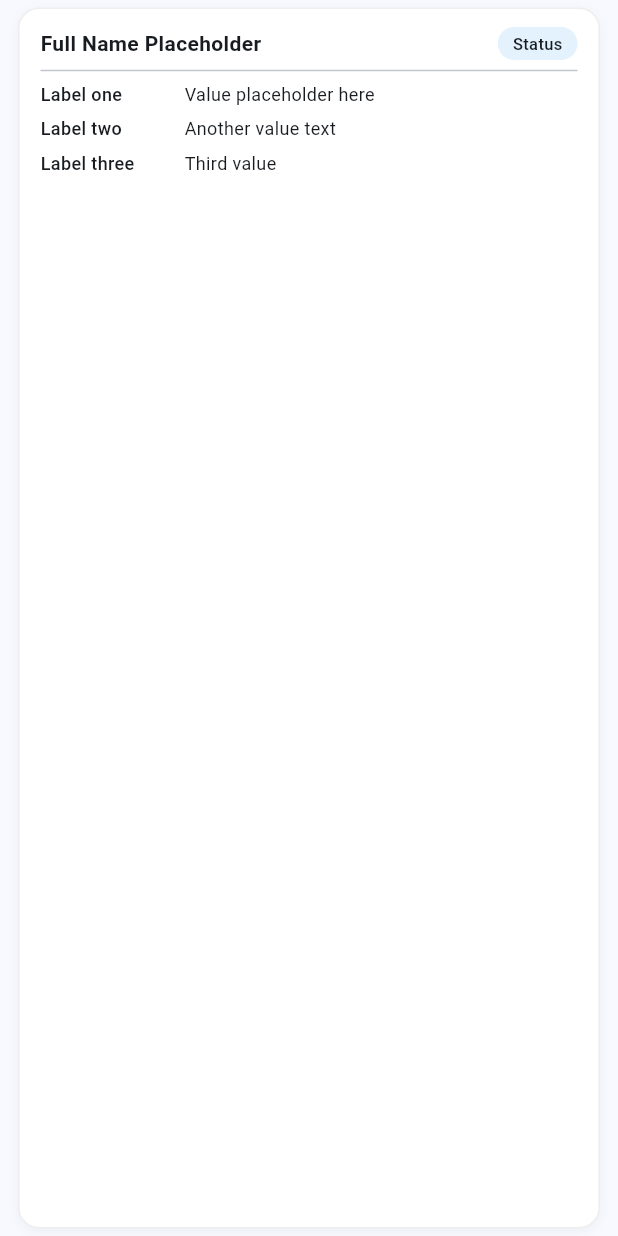
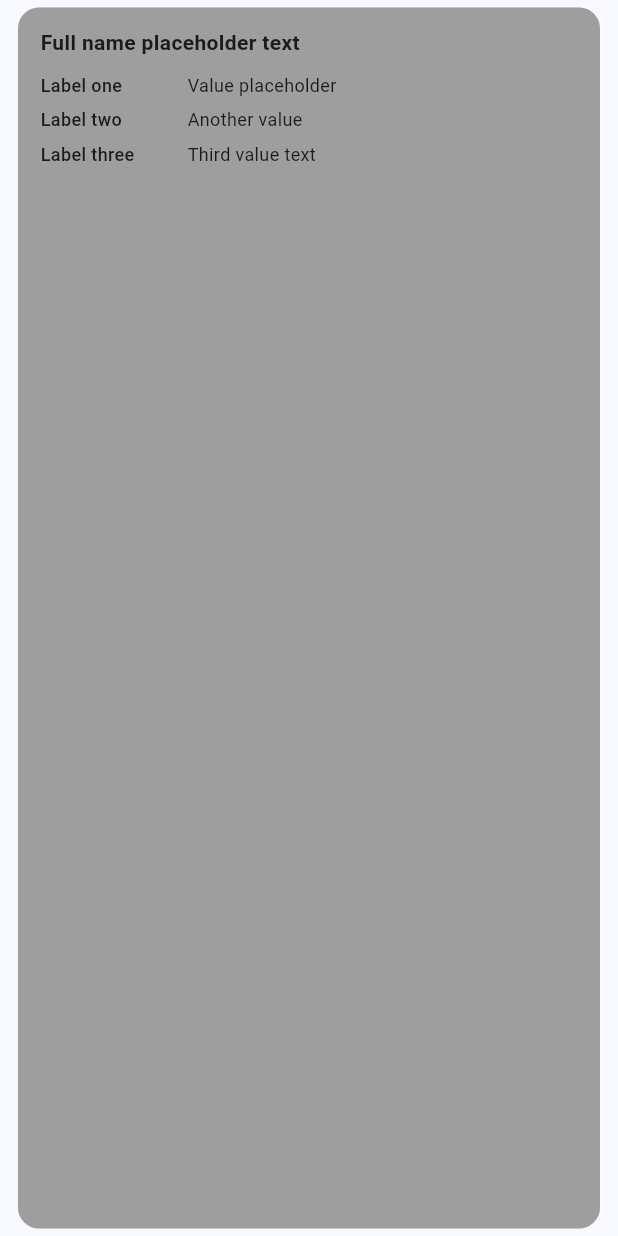
Before and after one commit to omar0141/om_data_grid, a Flutter app: the OmMobileSkeletonCard widget shown alone on an empty page, opened directly with empty values, on a phone screen of 412 x 824 dp. Run offline on Flutter 3.47's test engine with Material 3 defaults, Android fonts, the phone set to English and light mode, and no system bars; our stand-ins replace iconsax_flutter, image_picker, skeletonizer, syncfusion_flutter_charts, syncfusion_flutter_datepicker, web; missing offline and left inert: dart:js_interop, expressions, file_selector, syncfusion_flutter_pdf, syncfusion_flutter_xlsio.

Commit message:
feat: pass configuration to OmMobileSkeletonCard for dynamic styling

```diff
--- a/lib/src/components/mobile/mobile_default_card.dart
+++ b/lib/src/components/mobile/mobile_default_card.dart
@@ -372,13 +372,17 @@ class OmMobileDefaultCard extends StatelessWidget {
 /// A skeleton placeholder that mimics a real card so that [Skeletonizer]
 /// can animate it with a proper sweep shimmer.
 ///
-/// Each layout variant replicates the real card's visual structure using
-/// plain [Text]/[Container] widgets; the surrounding [Skeletonizer] widget
-/// replaces them with animated shimmer bones.
+/// Uses [configuration] colours so the skeleton background always matches
+/// the real cards regardless of the app's theme.
 class OmMobileSkeletonCard extends StatelessWidget {
   final OmMobileViewType viewType;
+  final OmDataGridConfiguration configuration;
 
-  const OmMobileSkeletonCard({super.key, required this.viewType});
+  const OmMobileSkeletonCard({
+    super.key,
+    required this.viewType,
+    required this.configuration,
+  });
 
   @override
   Widget build(BuildContext context) {
@@ -390,75 +394,43 @@ class OmMobileSkeletonCard extends StatelessWidget {
   // ── List ────────────────────────────────────────────────────────────────
 
   Widget _buildList() {
+    final bg = configuration.rowBackgroundColor;
+    final border = configuration.rowBorderColor.withOpacity(0.35);
     return Container(
       margin: const EdgeInsets.symmetric(horizontal: 12, vertical: 5),
       decoration: BoxDecoration(
-        color: Colors.white,
+        color: bg,
         borderRadius: BorderRadius.circular(14),
-        border: Border.all(color: Colors.grey.shade200),
-        boxShadow: [
-          BoxShadow(
-            color: Colors.black.withOpacity(0.04),
-            blurRadius: 6,
-            offset: const Offset(0, 2),
-          ),
-        ],
+        border: Border.all(color: border),
       ),
       padding: const EdgeInsets.fromLTRB(14, 12, 14, 12),
       child: Column(
         crossAxisAlignment: CrossAxisAlignment.start,
         children: [
-          // Header row: bold title + trailing badge
-          Row(
-            children: [
-              Expanded(
-                child: Text(
-                  'Full Name Placeholder',
-                  style: const TextStyle(
-                      fontWeight: FontWeight.w600, fontSize: 14),
-                  maxLines: 1,
-                  overflow: TextOverflow.ellipsis,
-                ),
-              ),
-              const SizedBox(width: 8),
-              Container(
-                padding:
-                    const EdgeInsets.symmetric(horizontal: 10, vertical: 3),
-                decoration: BoxDecoration(
-                  color: Colors.blue.shade50,
-                  borderRadius: BorderRadius.circular(20),
-                ),
-                child: const Text(
-                  'Status',
-                  style: TextStyle(fontSize: 11, fontWeight: FontWeight.w500),
-                ),
-              ),
-            ],
+          Text(
+            'Full name placeholder text',
+            style: const TextStyle(fontWeight: FontWeight.w600, fontSize: 14),
+            maxLines: 1,
           ),
-          const Divider(height: 14),
-          // Field rows
-          _fieldRow('Label one', 'Value placeholder here', 0.6),
+          const SizedBox(height: 10),
+          _fieldRow('Label one', 'Value placeholder'),
           const SizedBox(height: 6),
-          _fieldRow('Label two', 'Another value text', 0.75),
+          _fieldRow('Label two', 'Another value'),
           const SizedBox(height: 6),
-          _fieldRow('Label three', 'Third value', 0.45),
+          _fieldRow('Label three', 'Third value text'),
         ],
       ),
     );
   }
 
-  Widget _fieldRow(String label, String value, double valueFraction) {
+  Widget _fieldRow(String label, String value) {
     return Row(
-      crossAxisAlignment: CrossAxisAlignment.start,
       children: [
         SizedBox(
-          width: 88,
+          width: 90,
           child: Text(
             label,
-            style: const TextStyle(
-              fontSize: 12,
-              fontWeight: FontWeight.w500,
-            ),
+            style: const TextStyle(fontSize: 12, fontWeight: FontWeight.w500),
             maxLines: 1,
           ),
         ),
@@ -478,60 +450,33 @@ class OmMobileSkeletonCard extends StatelessWidget {
   // ── Grid ────────────────────────────────────────────────────────────────
 
   Widget _buildGrid() {
+    final bg = configuration.rowBackgroundColor;
+    final border = configuration.rowBorderColor.withOpacity(0.35);
     return Container(
       margin: const EdgeInsets.all(5),
       decoration: BoxDecoration(
-        color: Colors.white,
+        color: bg,
         borderRadius: BorderRadius.circular(14),
-        border: Border.all(color: Colors.grey.shade200),
+        border: Border.all(color: border),
       ),
       padding: const EdgeInsets.all(12),
       child: Column(
         crossAxisAlignment: CrossAxisAlignment.start,
         children: [
-          // Avatar + name
-          Row(
-            children: [
-              CircleAvatar(
-                radius: 18,
-                backgroundColor: Colors.grey.shade200,
-                child: const Text('AB',
-                    style:
-                        TextStyle(fontSize: 12, fontWeight: FontWeight.w600)),
-              ),
-              const SizedBox(width: 8),
-              Expanded(
-                child: Text(
-                  'Full Name',
-                  style: const TextStyle(
-                      fontWeight: FontWeight.w600, fontSize: 13),
-                  maxLines: 1,
-                  overflow: TextOverflow.ellipsis,
-                ),
-              ),
-            ],
-          ),
-          const SizedBox(height: 10),
           Text(
-            'Department Name',
-            style: const TextStyle(fontSize: 12),
+            'Full Name',
+            style: const TextStyle(fontWeight: FontWeight.w600, fontSize: 13),
             maxLines: 1,
           ),
+          const SizedBox(height: 8),
+          Text('Department name',
+              style: const TextStyle(fontSize: 12), maxLines: 1),
           const SizedBox(height: 4),
-          Text(
-            'Position title here',
-            style: const TextStyle(fontSize: 11),
-            maxLines: 1,
-          ),
+          Text('Position title',
+              style: const TextStyle(fontSize: 11), maxLines: 1),
           const Spacer(),
-          // Bottom row
-          Row(
-            mainAxisAlignment: MainAxisAlignment.spaceBetween,
-            children: [
-              Text('Label', style: const TextStyle(fontSize: 11)),
-              Text('Value', style: const TextStyle(fontSize: 11)),
-            ],
-          ),
+          Text('Extra field value',
+              style: const TextStyle(fontSize: 11), maxLines: 1),
         ],
       ),
     );
@@ -540,20 +485,14 @@ class OmMobileSkeletonCard extends StatelessWidget {
   // ── Compact ─────────────────────────────────────────────────────────────
 
   Widget _buildCompact() {
+    final border = configuration.rowBorderColor.withOpacity(0.2);
     return Container(
       padding: const EdgeInsets.symmetric(horizontal: 16, vertical: 11),
       decoration: BoxDecoration(
-        border: Border(bottom: BorderSide(color: Colors.grey.shade100)),
+        border: Border(bottom: BorderSide(color: border)),
       ),
       child: Row(
         children: [
-          CircleAvatar(
-            radius: 19,
-            backgroundColor: Colors.grey.shade200,
-            child: const Text('AB',
-                style: TextStyle(fontSize: 12, fontWeight: FontWeight.w600)),
-          ),
-          const SizedBox(width: 12),
           Expanded(
             child: Column(
               crossAxisAlignment: CrossAxisAlignment.start,
@@ -568,7 +507,7 @@ class OmMobileSkeletonCard extends StatelessWidget {
                 ),
                 const SizedBox(height: 3),
                 Text(
-                  'Department — Position',
+                  'Department — Position title',
                   style: const TextStyle(fontSize: 12),
                   maxLines: 1,
                   overflow: TextOverflow.ellipsis,
@@ -577,17 +516,7 @@ class OmMobileSkeletonCard extends StatelessWidget {
             ),
           ),
           const SizedBox(width: 8),
-          Container(
-            padding: const EdgeInsets.symmetric(horizontal: 10, vertical: 3),
-            decoration: BoxDecoration(
-              color: Colors.blue.shade50,
-              borderRadius: BorderRadius.circular(20),
-            ),
-            child: const Text(
-              'Active',
-              style: TextStyle(fontSize: 11, fontWeight: FontWeight.w500),
-            ),
-          ),
+          Text('Value', style: const TextStyle(fontSize: 12)),
         ],
       ),
     );
```
Also changed, not shown: lib/src/components/mobile/om_mobile_data_grid.dart (+8 -3 lines).
